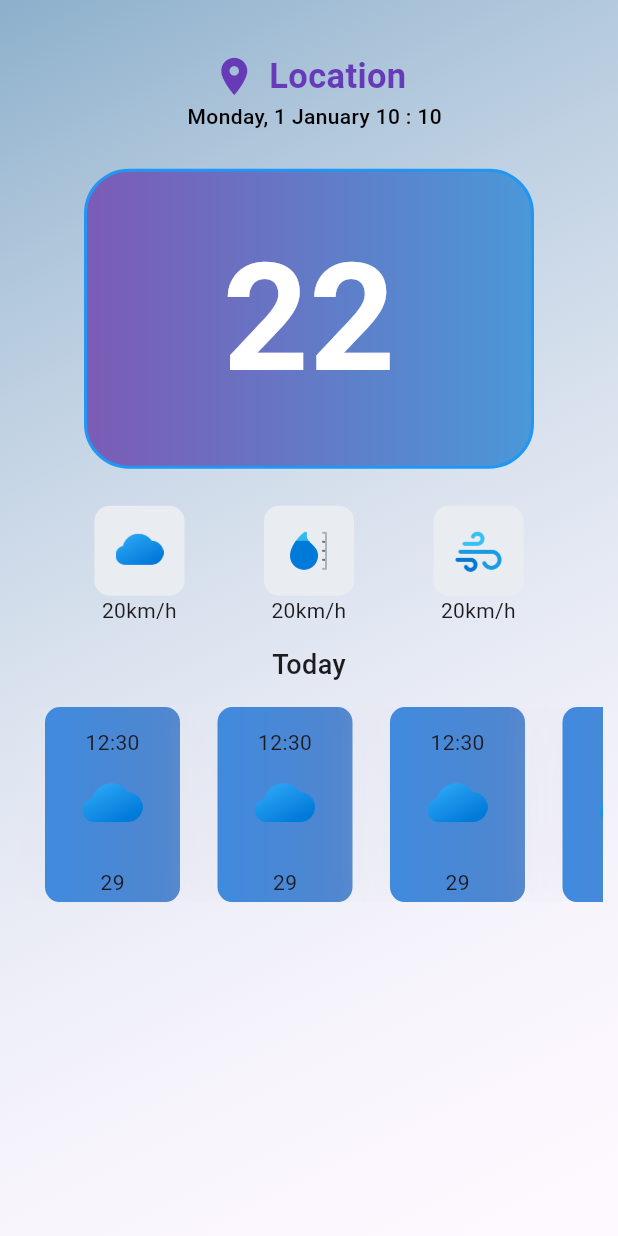
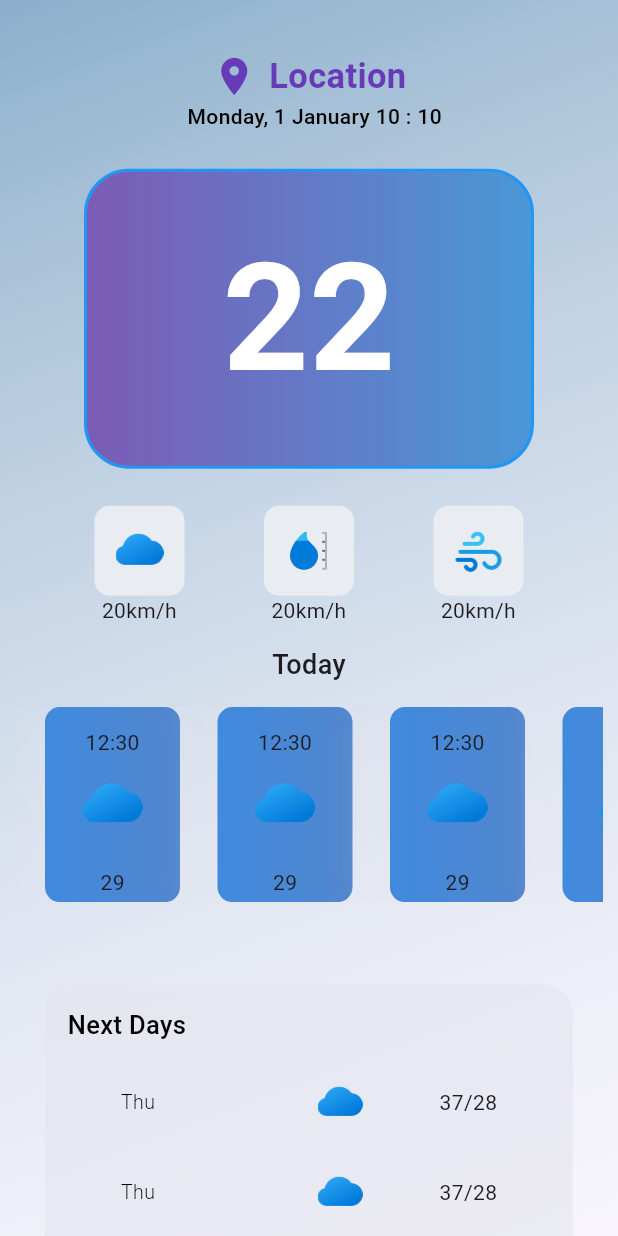
Before and after one commit to safvansafvan/weather_app, a Flutter app: the screen it shows after launch, on a phone screen of 412 x 824 dp. Run offline on Flutter 3.47's test engine with Material 2 defaults, Android fonts, the phone set to English and light mode, and no system bars; our stand-ins replace dio, google_fonts, lottie; Roboto replaces fonts that are missing (Prompt).

Commit message:
daily weather ui completed

```diff
--- a/lib/controller/apiservice/string.dart
+++ b/lib/controller/apiservice/string.dart
@@ -2,6 +2,6 @@ const String apiKey = 'd99d638ba389b1f127ee850bc533432b';
 
 String apiUrl(double lat, double long) {
   String url =
-      'https://api.openweathermap.org/data/3.0/onecall?lat=$lat&lon=$long&exclude=minutely&appid=$apiKey';
+      "https://api.openweathermap.org/data/3.0/onecall?lat=$lat&lon=$long&exclude=minutely&appid=$apiKey";
   return url;
 }
--- a/lib/view/screen/home/home.dart
+++ b/lib/view/screen/home/home.dart
@@ -1,5 +1,6 @@
 import 'package:flutter/material.dart';
 import 'package:weather_app/controller/core/constant.dart';
+import 'package:weather_app/view/screen/home/widgets/daily_weather.dart';
 import 'package:weather_app/view/screen/home/widgets/more_details_widget.dart';
 import 'package:weather_app/view/screen/home/widgets/weathers_hourly.dart';
 
@@ -10,6 +11,7 @@ class HomeScreen extends StatelessWidget {
   Widget build(BuildContext context) {
     return Scaffold(
       body: SafeArea(
+        child: SingleChildScrollView(
           child: Container(
             decoration: const BoxDecoration(
               gradient: LinearGradient(
@@ -78,8 +80,11 @@ class HomeScreen extends StatelessWidget {
                   CustomHeights.commonHeight(context),
                   MoreDetailsAboutWheater(),
                   CustomHeights.minHeight(context),
-                WethersHourly()
+                  WethersHourly(),
+                  CustomHeights.commonHeight(context),
+                  DailyWeather()
                 ],
+              ),
             ),
           ),
         ),
--- /dev/null
+++ b/lib/view/screen/home/widgets/daily_weather.dart
@@ -0,0 +1,77 @@
+import 'package:flutter/material.dart';
+import 'package:intl/intl.dart';
+import 'package:weather_app/controller/core/constant.dart';
+
+class DailyWeather extends StatelessWidget {
+  const DailyWeather({super.key});
+
+  @override
+  Widget build(BuildContext context) {
+    return Container(
+      height: 400,
+      margin: const EdgeInsets.all(20),
+      padding: const EdgeInsets.all(15),
+      decoration: BoxDecoration(
+          color: CustomColor.dividerLine.withAlpha(150),
+          borderRadius: BorderRadius.circular(20)),
+      child: Column(
+        children: [
+          Container(
+            alignment: Alignment.topLeft,
+            margin: const EdgeInsets.only(bottom: 10),
+            child: Text(
+              "Next Days",
+              style: CustomFuction.textStyleFuction(
+                  size: 17,
+                  fontWeight: FontWeight.w500,
+                  color: CustomColor.kblack),
+            ),
+          ),
+          SizedBox(
+            height: 300,
+            child: ListView.builder(
+              itemBuilder: (context, index) {
+                return Column(
+                  children: [
+                    Container(
+                      height: 60,
+                      padding: const EdgeInsets.only(left: 10, right: 10),
+                      child: Row(
+                        mainAxisAlignment: MainAxisAlignment.spaceAround,
+                        children: [
+                          SizedBox(
+                            width: 80,
+                            child: Text(
+                              getDay(10),
+                              style: CustomFuction.textStyleFuction(
+                                  size: 13,
+                                  fontWeight: FontWeight.w300,
+                                  color: CustomColor.kblack),
+                            ),
+                          ),
+                          SizedBox(
+                            height: 30,
+                            width: 30,
+                            child: Image.asset('assets/icons/clouds.png'),
+                          ),
+                          Text('37/28')
+                        ],
+                      ),
+                    )
+                  ],
+                );
+              },
+              itemCount: 7,
+            ),
+          )
+        ],
+      ),
+    );
+  }
+
+  String getDay(final day) {
+    DateTime time = DateTime.fromMillisecondsSinceEpoch(day * 1000);
+    final y = DateFormat('EEE').format(time);
+    return y;
+  }
+}
--- a/pubspec.yaml
+++ b/pubspec.yaml
@@ -34,6 +34,7 @@ dependencies:
   lottie: ^2.6.0
   google_fonts: ^5.1.0
   dio: ^5.3.2
+  intl: ^0.18.1
 
 dev_dependencies:
   flutter_test:
```
Also changed, not shown: pubspec.lock. Lines whose indentation alone changed are shown as unchanged.
